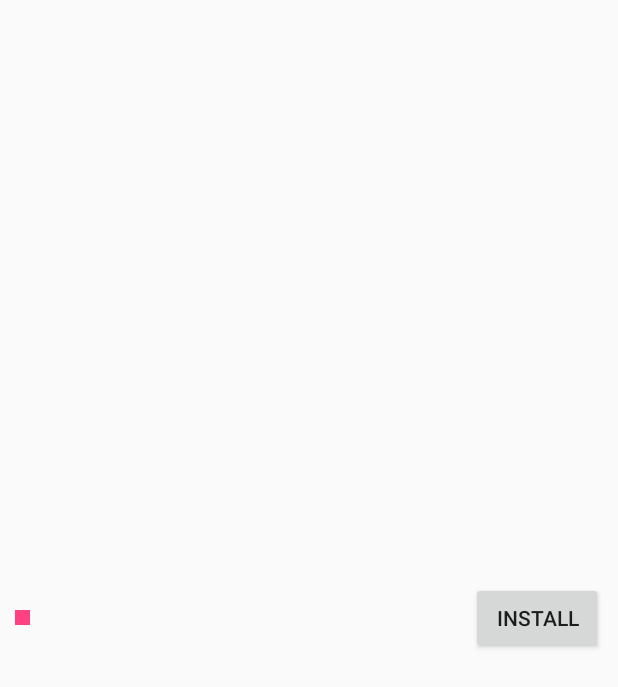
After one commit to withparadox2/SimpleDict, an Android app: the layout item_dict_manage.xml on its own in the app's theme, with its tools: preview values and no code run, on a phone screen of 412 x 824 dp. The commit adds this screen. Shown: the top 687 px of the screen. Run offline under Robolectric (Android 15) with nearby library versions, the phone set to English and light mode, and no system bars.

Commit message:
Install.

```diff
--- /dev/null
+++ b/app/src/main/res/layout/item_dict_manage.xml
@@ -0,0 +1,25 @@
+<?xml version="1.0" encoding="utf-8"?>
+<LinearLayout xmlns:android="http://schemas.android.com/apk/res/android"
+    android:layout_width="match_parent"
+    android:layout_height="match_parent"
+    android:padding="10dp"
+    android:gravity="center_vertical"
+    android:orientation="horizontal">
+    <TextView
+        android:id="@+id/tv_selected"
+        android:layout_width="10dp"
+        android:layout_height="10dp"
+        android:layout_marginRight="5dp"
+        android:background="@color/colorAccent"/>
+    <TextView
+        android:id="@+id/tv_dict_name"
+        android:layout_width="0dp"
+        android:layout_height="wrap_content"
+        android:layout_weight="1"/>
+    <Button
+        android:id="@+id/btn_install"
+        android:layout_width="wrap_content"
+        android:layout_height="wrap_content"
+        android:text="@string/install"/>
+
+</LinearLayout>
--- a/app/src/main/res/values/strings.xml
+++ b/app/src/main/res/values/strings.xml
@@ -1,4 +1,5 @@
 <resources>
   <string name="app_name">SimpleDict</string>
     <string name="setting">设</string>
+  <string name="install">install</string>
 </resources>
```
Also changed, not shown: app/src/main/java/com/withparadox2/simpledict/Dict.java (+13 -0 lines), app/src/main/java/com/withparadox2/simpledict/SettingActivity.java (+56 -4 lines), 3 other files.
